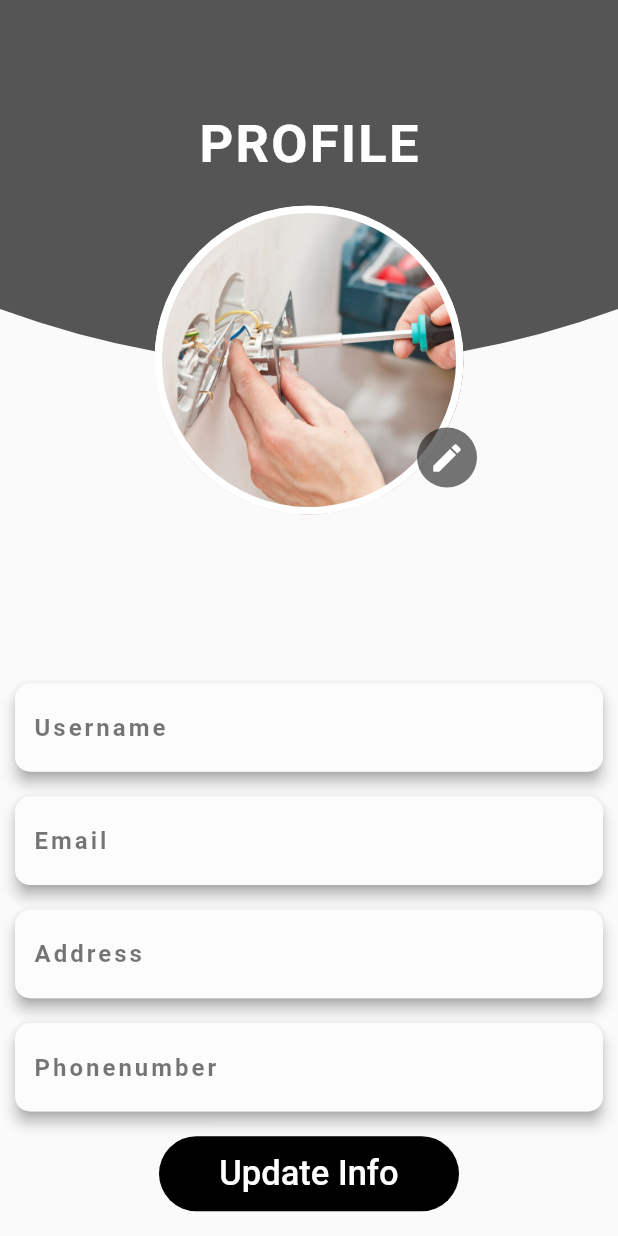
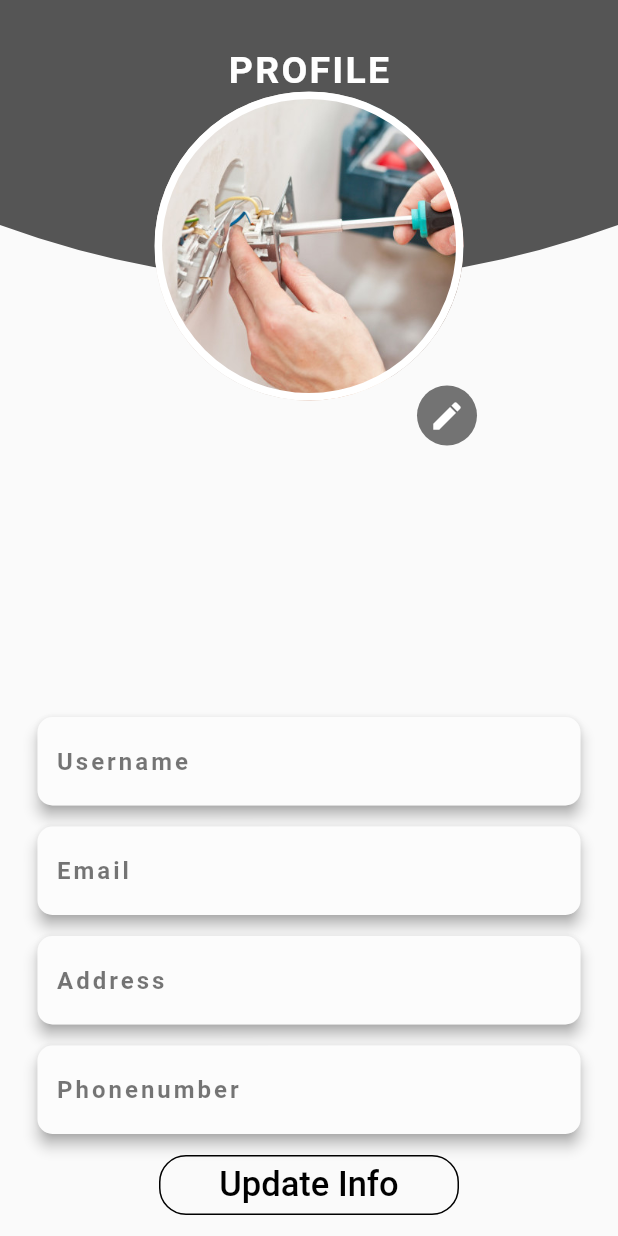
Before and after one commit to SaskarKhadka/Home-Utility, a Flutter app: the UserProfile screen opened directly, on a phone screen of 412 x 824 dp. Run offline on Flutter 3.47's test engine with Material 2 defaults, Android fonts, the phone set to English and light mode, and no system bars; our stand-ins replace eva_icons_flutter, firebase_auth, firebase_core, firebase_database, firebase_storage, geolocator and 4 more; accounts and stored records are empty.

Commit message:
user profile updated

```diff
--- a/home_utility/lib/screens/tabPages/userProfile.dart
+++ b/home_utility/lib/screens/tabPages/userProfile.dart
@@ -32,10 +32,6 @@ class _UserProfileState extends State<UserProfile> {
   @override
   Widget build(BuildContext context) {
     return Scaffold(
-      appBar: AppBar(
-        elevation: 0.0,
-        backgroundColor: Color(0xff555555),
-      ),
       body: Stack(
         alignment: Alignment.center,
         children: [
@@ -43,9 +39,9 @@ class _UserProfileState extends State<UserProfile> {
             mainAxisAlignment: MainAxisAlignment.end,
             children: [
               Container(
-                height: 385,
+                height: 360,
                 width: double.infinity,
-                margin: EdgeInsets.symmetric(horizontal: 10),
+                margin: EdgeInsets.symmetric(horizontal: 25),
                 child: Column(
                   mainAxisAlignment: MainAxisAlignment.spaceEvenly,
                   children: [
@@ -54,18 +50,25 @@ class _UserProfileState extends State<UserProfile> {
                     textfield(hintText: 'Address'),
                     textfield(hintText: 'Phonenumber'),
                     Container(
-                        height: 50,
-                        width: 200,
-                        child: FlatButton(
-                          shape: StadiumBorder(),
-                          padding: EdgeInsets.all(0),
-                          color: Colors.black,
-                          onPressed: () {},
-                          child: Text(
-                            "Update Info",
-                            style: TextStyle(fontSize: 23, color: Colors.white),
-                          ),
-                        ))
+                      height: 40,
+                      width: 200,
+                      child: TextButton(
+                        style: ButtonStyle(
+                          padding: MaterialStateProperty.all(EdgeInsets.all(0)),
+                          foregroundColor:
+                              MaterialStateProperty.all(Colors.black),
+                          shape: MaterialStateProperty.all(
+                              RoundedRectangleBorder(
+                                  borderRadius: BorderRadius.circular(18.0),
+                                  side: BorderSide(color: Colors.black))),
+                        ),
+                        onPressed: () {},
+                        child: Text(
+                          "Update Info",
+                          style: TextStyle(fontSize: 23, color: Colors.black),
+                        ),
+                      ),
+                    )
                   ],
                 ),
               ),
@@ -82,11 +85,11 @@ class _UserProfileState extends State<UserProfile> {
             crossAxisAlignment: CrossAxisAlignment.center,
             children: [
               Padding(
-                padding: EdgeInsets.all(20),
+                padding: EdgeInsets.fromLTRB(0, 32, 0, 0),
                 child: Text(
                   'PROFILE',
                   style: TextStyle(
-                    fontSize: 35,
+                    fontSize: 25,
                     letterSpacing: 1.5,
                     color: Colors.white,
                     fontWeight: FontWeight.w600,
@@ -94,7 +97,7 @@ class _UserProfileState extends State<UserProfile> {
                 ),
               ),
               Container(
-                padding: EdgeInsets.all(10.0),
+                padding: EdgeInsets.all(0),
                 width: MediaQuery.of(context).size.width / 2,
                 height: MediaQuery.of(context).size.width / 2,
                 decoration: BoxDecoration(
```
